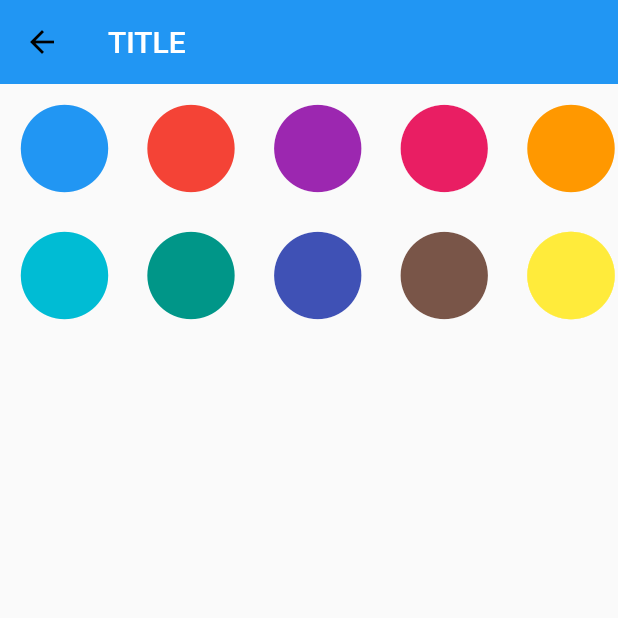
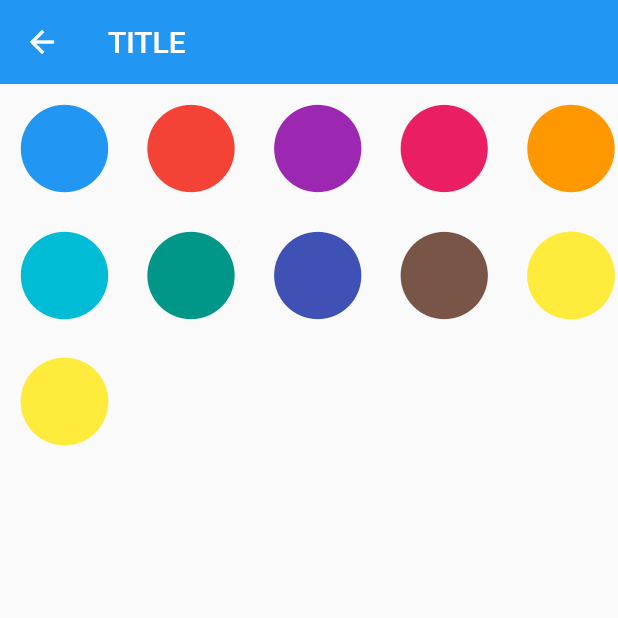
Before and after one commit to kazumaz/dama_app, a Flutter app: the ColorSettingPage screen opened by its route, on a phone screen of 412 x 824 dp, the top half of it. Run offline on Flutter 3.47's test engine with Material 2 defaults, Android fonts, the phone set to English and light mode, and no system bars; our stand-ins replace curved_navigation_bar, fl_chart, flutter_icons, percent_indicator; missing offline and left inert: ff_navigation_bar.

Commit message:
微修正

```diff
--- a/lib/parts/ColorPicker.dart
+++ b/lib/parts/ColorPicker.dart
@@ -82,6 +82,13 @@ class SelectionScreen extends StatelessWidget {
                   Provider.of<ColorModel>(context, listen: false).setYellow();
                 },
               ),
+                            IconButton(
+                icon: Icon(Icons.lens, color: Colors.yellow),
+                iconSize: 70.0,
+                onPressed: () {
+                  Provider.of<ColorModel>(context, listen: false).setYellow();
+                },
+              ),
             ]),
       );
 }
--- a/lib/view/ColorSettingPage.dart
+++ b/lib/view/ColorSettingPage.dart
@@ -10,7 +10,7 @@ class ColorSettingPage extends StatelessWidget {
       return Scaffold(
         appBar: AppBar(
           leading: IconButton(
-            icon: Icon(Icons.arrow_back, color: Colors.black),
+            icon: Icon(Icons.arrow_back),
             onPressed: () => Navigator.of(context).pushReplacementNamed("/home"),
           ),
           backgroundColor: Theme.of(context).primaryColor,
```
